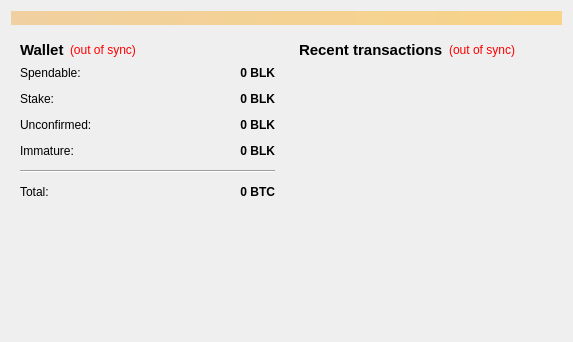
Qt form src/qt/forms/overviewpage.ui (shellpay/shellcoin) before a commit.
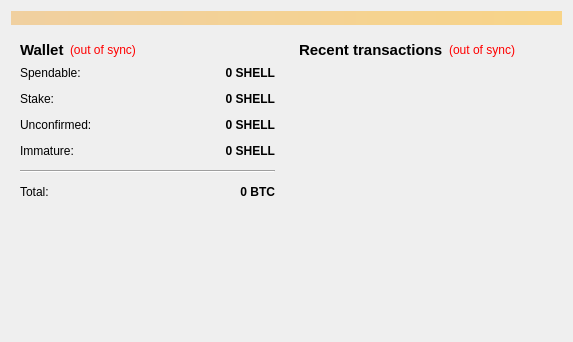
The same form after that commit.

```diff
--- a/src/qt/forms/overviewpage.ui
+++ b/src/qt/forms/overviewpage.ui
@@ -118,7 +118,7 @@
                <string>Your current spendable balance</string>
               </property>
               <property name="text">
-               <string notr="true">0 BLK</string>
+               <string notr="true">0 SHELL</string>
               </property>
               <property name="alignment">
                <set>Qt::AlignRight|Qt::AlignTrailing|Qt::AlignVCenter</set>
@@ -150,7 +150,7 @@
                <string>Total of coins that was staked, and do not yet count toward the current balance</string>
               </property>
               <property name="text">
-               <string notr="true">0 BLK</string>
+               <string notr="true">0 SHELL</string>
               </property>
               <property name="alignment">
                <set>Qt::AlignRight|Qt::AlignTrailing|Qt::AlignVCenter</set>
@@ -182,7 +182,7 @@
                <string>Total of transactions that have yet to be confirmed, and do not yet count toward the current balance</string>
               </property>
               <property name="text">
-               <string notr="true">0 BLK</string>
+               <string notr="true">0 SHELL</string>
               </property>
               <property name="alignment">
                <set>Qt::AlignRight|Qt::AlignTrailing|Qt::AlignVCenter</set>
@@ -211,7 +211,7 @@
                <string>Mined balance that has not yet matured</string>
               </property>
               <property name="text">
-               <string notr="true">0 BLK</string>
+               <string notr="true">0 SHELL</string>
               </property>
               <property name="alignment">
                <set>Qt::AlignRight|Qt::AlignTrailing|Qt::AlignVCenter</set>
```
